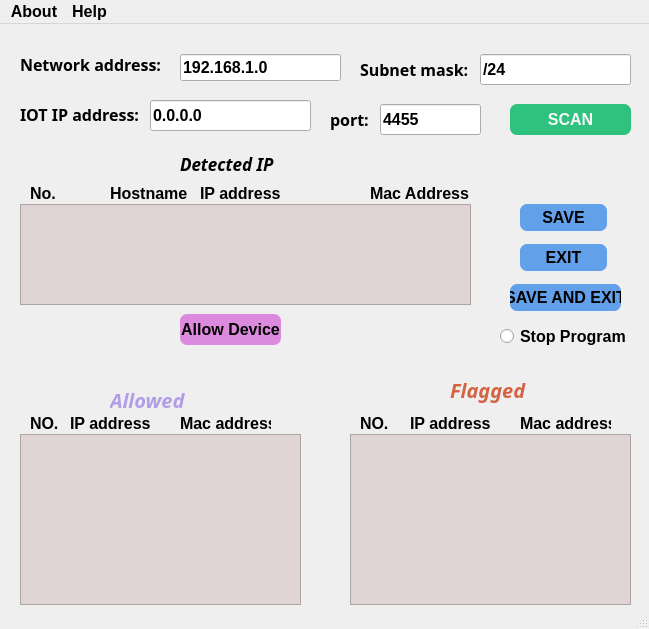
Qt form intrusion.ui (Kemzzy-Dev/Intrusion-Detection02) before a commit.
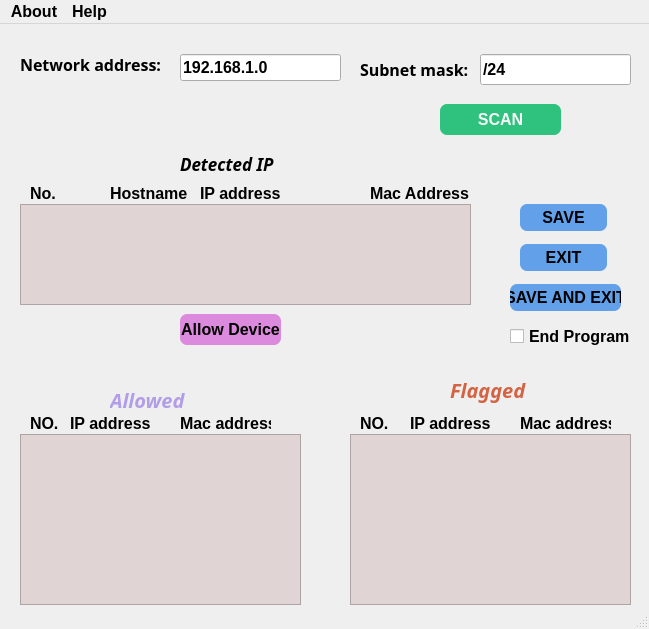
The same form after that commit.

What changed in the file:
```diff
--- a/intrusion.ui
+++ b/intrusion.ui
@@ -119,7 +119,7 @@
    <widget class="QPushButton" name="scan">
     <property name="geometry">
      <rect>
-      <x>510</x>
+      <x>440</x>
       <y>80</y>
       <width>121</width>
       <height>31</height>
@@ -627,85 +627,17 @@
      <string>IP address</string>
     </property>
    </widget>
-   <widget class="QLabel" name="label_16">
+   <widget class="QCheckBox" name="stopProgram">
     <property name="geometry">
      <rect>
-      <x>20</x>
-      <y>70</y>
-      <width>141</width>
-      <height>41</height>
-     </rect>
-    </property>
-    <property name="font">
-     <font>
-      <family>Quicksand Medium</family>
-      <pointsize>12</pointsize>
-      <weight>75</weight>
-      <bold>true</bold>
-     </font>
-    </property>
-    <property name="text">
-     <string>IOT IP address:</string>
-    </property>
-   </widget>
-   <widget class="QLineEdit" name="iotIP">
-    <property name="geometry">
-     <rect>
-      <x>150</x>
-      <y>76</y>
-      <width>161</width>
-      <height>31</height>
-     </rect>
-    </property>
-    <property name="text">
-     <string>0.0.0.0</string>
-    </property>
-   </widget>
-   <widget class="QLabel" name="label_17">
-    <property name="geometry">
-     <rect>
-      <x>330</x>
-      <y>80</y>
-      <width>51</width>
-      <height>31</height>
-     </rect>
-    </property>
-    <property name="font">
-     <font>
-      <family>Quicksand Medium</family>
-      <pointsize>12</pointsize>
-      <weight>75</weight>
-      <bold>true</bold>
-     </font>
-    </property>
-    <property name="text">
-     <string>port:</string>
-    </property>
-   </widget>
-   <widget class="QLineEdit" name="iotPort">
-    <property name="geometry">
-     <rect>
-      <x>380</x>
-      <y>80</y>
-      <width>101</width>
-      <height>31</height>
-     </rect>
-    </property>
-    <property name="text">
-     <string>4455</string>
-    </property>
-   </widget>
-   <widget class="QRadioButton" name="radioButton">
-    <property name="geometry">
-     <rect>
-      <x>500</x>
+      <x>510</x>
       <y>300</y>
-      <width>131</width>
+      <width>121</width>
       <height>25</height>
      </rect>
     </property>
     <property name="text">
-     <string>Stop Program</string>
+     <string>End Program</string>
     </property>
    </widget>
   </widget>
```
